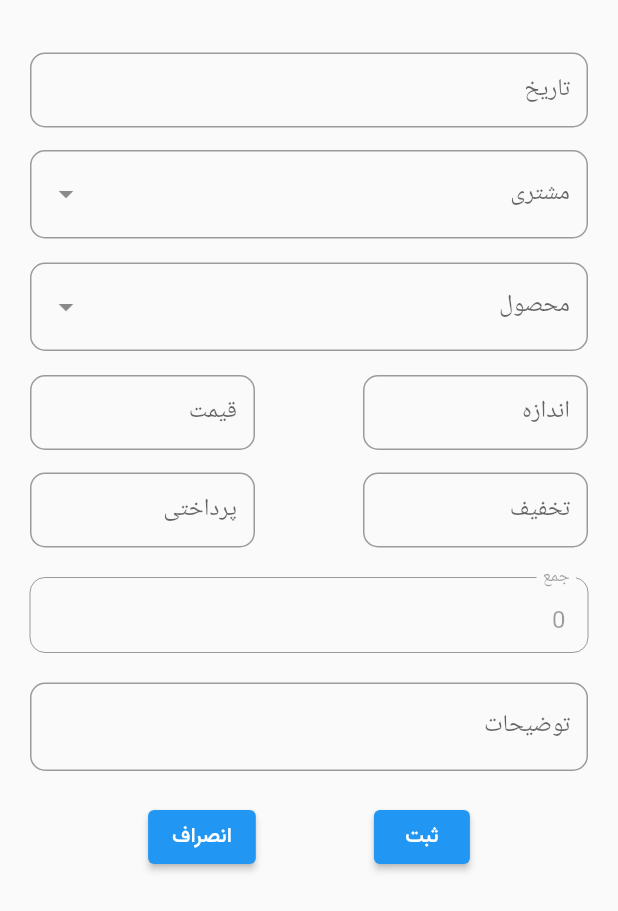
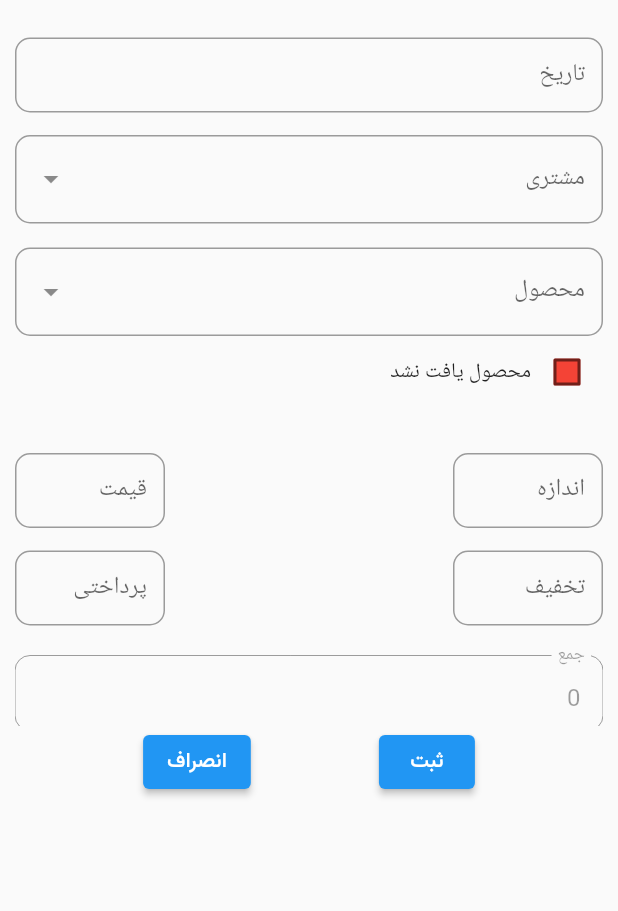
Before and after one commit to Galavani1994/accounting, a Flutter app: the Add screen opened directly, on a phone screen of 412 x 824 dp. Shown: the top 911 px of the screen. Run offline on Flutter 3.47's test engine with Material 2 defaults, Android fonts, the phone set to English and light mode, and no system bars; drawn by our look-alikes of dropdown_search; our stand-ins replace pie_chart, quickalert, sqflite; missing offline and left inert: dart:ffi, persian_datetime_picker; accounts and stored records are empty.

Commit message:
تغییرات در پایگاه داده و اصلاح نمایش فیلد ها

```diff
--- a/lib/customer/CustomeList.dart
+++ b/lib/customer/CustomeList.dart
@@ -77,7 +77,7 @@ class _CustomerListState extends State<CustomerList> with WidgetsBindingObserver
                                       crossAxisAlignment: CrossAxisAlignment.end,
                                       children: [
                                         Text(
-                                          customer.fullName,
+                                          customer.first_name,
                                           style: TextStyle(
                                               fontFamily: "Vazir", fontSize: 18),
                                         ),
--- a/lib/customer/Customer.dart
+++ b/lib/customer/Customer.dart
@@ -2,17 +2,29 @@ class Customer {
   final int? id;
   String createDate;
   String updateDate;
-  String fullName;
+  String first_name;
+  String last_name;
   String phoneNumber;
+  String address;
   String description;
 
-  Customer({ this.id,required  this.fullName,required  this.phoneNumber,required  this.description,required this.createDate,required this.updateDate});
+  Customer(
+      {this.id,
+      required this.first_name,
+      required this.last_name,
+      required this.phoneNumber,
+      required this.address,
+      required this.description,
+      required this.createDate,
+      required this.updateDate});
 
   Map<String, dynamic> toMap() {
     return <String, dynamic>{
       "id": id,
-      "fullName": fullName,
+      "first_name": first_name,
+      "last_name": last_name,
       "phoneNumber": phoneNumber,
+      "address": address,
       "description": description,
       "createDate": createDate,
       "updateDate": updateDate
--- a/lib/customer/CustomerEdit.dart
+++ b/lib/customer/CustomerEdit.dart
@@ -22,7 +22,7 @@ class CustomerEdit extends StatelessWidget {
 
     DatabaseHelper dbHelper = DatabaseHelper();
     TextEditingController fullNameController = TextEditingController(
-        text: customer?.fullName == null ? "" : "${customer?.fullName}");
+        text: customer?.first_name == null ? "" : "${customer?.first_name}");
     TextEditingController phoneController = TextEditingController(
         text: customer?.phoneNumber == null ? "" : "${customer?.phoneNumber}");
     TextEditingController descriptionController = TextEditingController(
@@ -97,8 +97,10 @@ class CustomerEdit extends StatelessWidget {
                       onPressed: () {
                         Customer cu = Customer(
                             id: customer?.id,
-                            fullName: fullNameController.text,
+                            first_name: fullNameController.text,
+                            last_name: '',
                             phoneNumber: phoneController.text,
+                            address: '',
                             description: descriptionController.text,
                             createDate: DateTime.now().toString(),
                             updateDate: DateTime.now().toString());
--- a/lib/sale/Add.dart
+++ b/lib/sale/Add.dart
@@ -21,6 +21,7 @@ class Add extends StatefulWidget {
 }
 
 class _AddState extends State<Add> {
+  TextEditingController productTitleController = TextEditingController();
   TextEditingController quantityController = TextEditingController();
   TextEditingController feeController = TextEditingController();
   TextEditingController discountController = TextEditingController();
@@ -32,14 +33,20 @@ class _AddState extends State<Add> {
 
   var selectedCustomer;
   var selectedProduct;
+  bool isChecked = false;
 
   SaleService saleService = SaleService();
 
   @override
   Widget build(BuildContext context) {
     return Scaffold(
-      body: Padding(
-        padding: const EdgeInsets.all(20.0),
+      body: SingleChildScrollView(
+        child: Padding(
+          padding: const EdgeInsets.all(10),
+          child: Column(
+            children: [
+              Container(
+                height: MediaQuery.of(context).size.height-350,
                 child: SingleChildScrollView(
                   child: Directionality(
                     textDirection: TextDirection.rtl,
@@ -63,6 +70,9 @@ class _AddState extends State<Add> {
                         f_customer(),
                         SizedBox(height: 15),
                         f_product(),
+                        f_checkBox(),
+                        SizedBox(height: 15),
+                        f_product_title(),
                         SizedBox(height: 15),
                         Row(
                           mainAxisAlignment: MainAxisAlignment.spaceBetween,
@@ -84,7 +94,14 @@ class _AddState extends State<Add> {
                         SizedBox(height: 20),
                         f_description(),
                         SizedBox(height: 20),
-                Row(
+                      ],
+                    ),
+                  ),
+                ),
+              ),
+              Directionality(
+                textDirection: TextDirection.rtl,
+                child: Row(
                   mainAxisAlignment: MainAxisAlignment.spaceEvenly,
                   children: [
 
@@ -105,9 +122,9 @@ class _AddState extends State<Add> {
                           style: TextStyle(fontFamily: "Vazir"),
                         )),
                   ],
+                ),
               )
             ],
-            ),
           ),
         ),
       ),
@@ -119,7 +136,7 @@ class _AddState extends State<Add> {
     var fetchCustomers = dbHelper.fetchCustomers();
     return DropdownSearch<Customer>(
       asyncItems: (String filter) => fetchCustomers,
-      itemAsString: (Customer u) => u.fullName,
+      itemAsString: (Customer u) => u.first_name+u.last_name,
       onChanged: (Customer? data) => selectedCustomer = data?.id,
       dropdownDecoratorProps: DropDownDecoratorProps(
         dropdownSearchDecoration: InputDecoration(
@@ -136,7 +153,9 @@ class _AddState extends State<Add> {
   Widget f_product() {
     ProductService service = ProductService();
     var fetchProducts = service.fetchProducts();
-    return DropdownSearch<Product>(
+    return Visibility(
+      visible: !isChecked,
+      child: DropdownSearch<Product>(
         asyncItems: (String filter) => fetchProducts,
         itemAsString: (Product u) => u.fullName,
         onChanged: (Product? data) => selectedProduct = data?.id,
@@ -144,9 +163,39 @@ class _AddState extends State<Add> {
           dropdownSearchDecoration: InputDecoration(
             labelText: "محصول",
             border: OutlineInputBorder(
+                borderRadius: BorderRadius.all(Radius.circular(10)))
+          ),
+        ),
+      ),
+    );
+  }
+
+  Widget f_checkBox(){
+    return Row(
+      children: [
+        Checkbox(
+          checkColor: Colors.white,
+          fillColor: MaterialStateProperty.resolveWith(getColor),
+          value: isChecked,
+          onChanged: (bool? value) {
+            setState(() {
+              isChecked = value!;
+            });
+          },
+        ),
+        Text('محصول یافت نشد'),
+      ],
+    );
+  }
+  Widget f_product_title(){
+    return Visibility(
+      visible: isChecked,
+      child: TextFormField(
+        controller: productTitleController,
+        decoration: const InputDecoration(
+            border: OutlineInputBorder(
                 borderRadius: BorderRadius.all(Radius.circular(10))),
-          constraints: BoxConstraints.tightFor(height: 60)
-        ),
+            labelText: 'عنوان محصول'),
       ),
     );
   }
@@ -160,7 +209,7 @@ class _AddState extends State<Add> {
           border: OutlineInputBorder(
               borderRadius: BorderRadius.all(Radius.circular(10))),
           labelText: 'اندازه',
-          constraints: BoxConstraints.tightFor(width: 150,height: 50)),
+          constraints: BoxConstraints.tightFor(width: 100,height: 50)),
     );
   }
 
@@ -173,7 +222,7 @@ class _AddState extends State<Add> {
           border: OutlineInputBorder(
               borderRadius: BorderRadius.all(Radius.circular(10))),
           labelText: 'قیمت',
-          constraints: BoxConstraints.tightFor(width: 150,height: 50)),
+          constraints: BoxConstraints.tightFor(width: 100,height: 50)),
       inputFormatters: [ThousandsSeparatorInputFormatter()],
     );
   }
@@ -187,21 +236,22 @@ class _AddState extends State<Add> {
           border: OutlineInputBorder(
               borderRadius: BorderRadius.all(Radius.circular(10))),
           labelText: 'تخفیف',
-          constraints: BoxConstraints.tightFor(width: 150, height: 50)),
+          constraints: BoxConstraints.tightFor(width: 100, height: 50)),
       inputFormatters: [ThousandsSeparatorInputFormatter()],
+      style: const TextStyle(fontSize: 16),
     );
   }
 
   Widget f_payment() {
     return TextFormField(
-      onChanged: (value) => {calculateTotal(value)},
+
       controller: paymentController,
       keyboardType: TextInputType.number,
       decoration: const InputDecoration(
           border: OutlineInputBorder(
               borderRadius: BorderRadius.all(Radius.circular(10))),
           labelText: 'پرداختی',
-          constraints: BoxConstraints.tightFor(width: 150, height: 50)),
+          constraints: BoxConstraints.tightFor(width: 100, height: 50)),
       inputFormatters: [ThousandsSeparatorInputFormatter()],
     );
   }
@@ -249,6 +299,18 @@ class _AddState extends State<Add> {
     }
   }
 
+  Color getColor(Set<MaterialState> states) {
+    const Set<MaterialState> interactiveStates = <MaterialState>{
+      MaterialState.pressed,
+      MaterialState.hovered,
+      MaterialState.focused,
+    };
+    if (states.any(interactiveStates.contains)) {
+      return Colors.blue;
+    }
+    return Colors.red;
+  }
+
   String formatAmount(String price) {
     String priceInText = "";
     int counter = 0;
@@ -283,6 +345,7 @@ class _AddState extends State<Add> {
       createDate: dateTimeController.text,
       updateDate: DateTime.now().toString(),
       productId: selectedProduct,
+      productTitle: productTitleController.text,
       customerId: selectedCustomer,
       quantity: quantityController.text.isEmpty
           ? 0
--- a/lib/sale/SaleEdit.dart
+++ b/lib/sale/SaleEdit.dart
@@ -126,7 +126,7 @@ class _SaleEditState extends State<SaleEdit> {
     var fetchCustomers = dbHelper.fetchCustomers();
     return DropdownSearch<Customer>(
       asyncItems: (String filter) => fetchCustomers,
-      itemAsString: (Customer u) => u.fullName,
+      itemAsString: (Customer u) => u.first_name,
       onChanged: (Customer? data) => selectedCustomer = data?.id,
       dropdownDecoratorProps: DropDownDecoratorProps(
         dropdownSearchDecoration: InputDecoration(
--- a/lib/sale/SaleList.dart
+++ b/lib/sale/SaleList.dart
@@ -27,12 +27,12 @@ class _SaleListState extends State<SaleList> {
   Widget build(BuildContext context) {
     SaleService saleService = SaleService();
 
-    saleService.getTotalByCustomerId(widget.customer.id).then((value) => {
+    saleService.getTotalByPersonId(widget.customer.id).then((value) => {
           setState(() {
             totalByCustomerId = formatter.format(int.parse(value!));
           })
         });
-    saleService.getPaymentByCustomerId(widget.customer.id).then((value) => {
+    saleService.getPaymentByPersonId(widget.customer.id).then((value) => {
           setState(() {
             paymentByCustomerId = formatter.format(int.parse(value!));
           })
@@ -40,7 +40,7 @@ class _SaleListState extends State<SaleList> {
     return Scaffold(
       appBar: AppBar(
         title: Text(
-          'صورتحساب' + '  ' + widget.customer.fullName),
+          'صورتحساب' + '  ' + widget.customer.first_name+' '+widget.customer.last_name),
         centerTitle: true,
       ),
       body: Container(
--- a/lib/sale/sale.dart
+++ b/lib/sale/sale.dart
@@ -5,6 +5,7 @@ class Sale {
   String? createDate;
   String? updateDate;
   int? productId;
+  String? productTitle;
   String? productName;
   int? customerId;
   String? customerName;
@@ -21,6 +22,7 @@ class Sale {
     this.updateDate,
     this.description,
     this.productId,
+    this.productTitle,
     this.productName,
     this.customerId,
     this.customerName,
@@ -41,6 +43,7 @@ class Sale {
     return <String, dynamic>{
       "id": id,
       "productId": productId,
+      "productTitle": productTitle,
       "customerId": customerId,
       "price": price,
       "quantity": quantity,
```
Also changed, not shown: lib/sale/SaleDetail.dart (+12 -12 lines), lib/sale/SaleService.dart (+26 -18 lines), lib/util/DatabaseHelper.dart (+15 -25 lines). Lines whose indentation alone changed are shown as unchanged.
